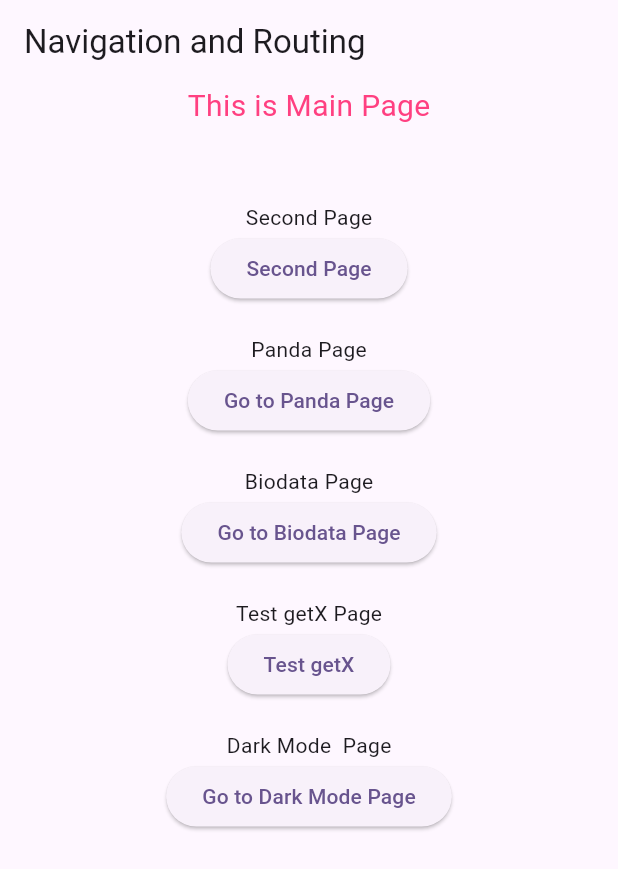
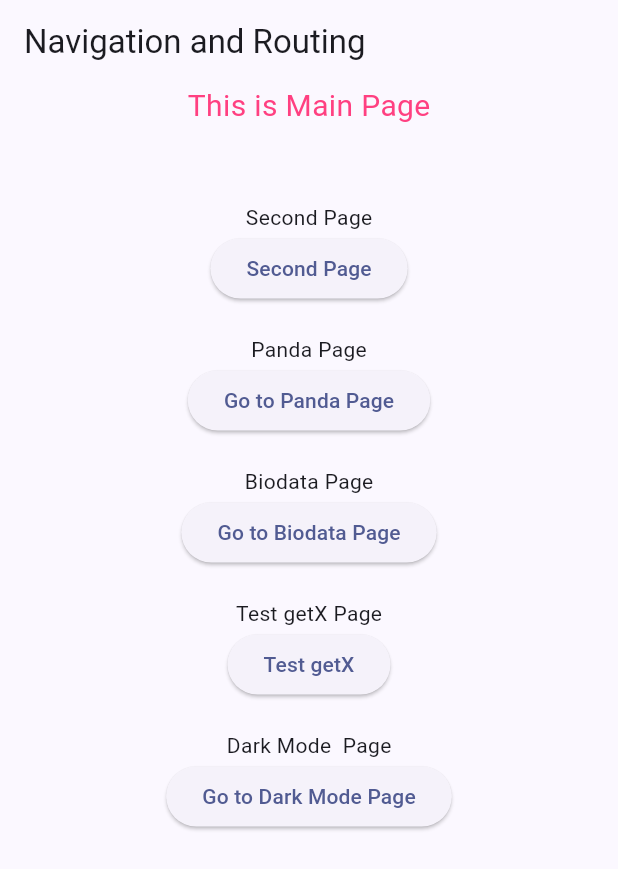
Before and after one commit to fattsowavy/flutter-ITBOX, a Flutter app: the screen it shows after launch, on a phone screen of 412 x 824 dp. Shown: the top 869 px of the screen. Run offline on Flutter 3.47's test engine with Material 3 defaults, Android fonts, the phone set to English and light mode, and no system bars; our stand-ins replace get.

```diff
--- a/lib/DarkMode.dart
+++ b/lib/DarkMode.dart
@@ -10,7 +10,7 @@ class DarkMode extends StatefulWidget {
 }
 
 class _DarkModeState extends State<DarkMode> {
-  String mode = "dark";
+  String mode = "Dark";
 
   @override
   Widget build(BuildContext context) {
--- a/lib/main.dart
+++ b/lib/main.dart
@@ -19,7 +19,7 @@ class MyApp extends StatelessWidget {
     return GetMaterialApp(
       title: 'Flutter Demo',
       theme: ThemeData(
-        colorScheme: ColorScheme.fromSeed(seedColor: Colors.deepPurple),
+        colorScheme: ColorScheme.fromSeed(seedColor: Colors.indigoAccent),
       ),
       home: MyHomePage(),
       initialRoute: '/',
```
